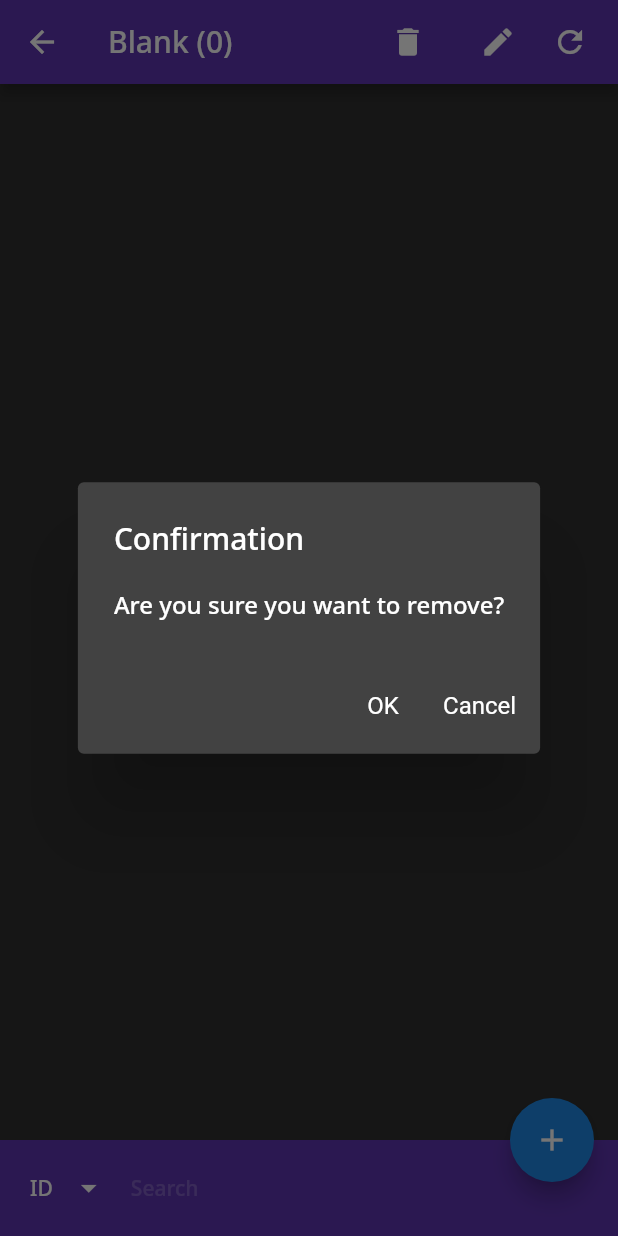
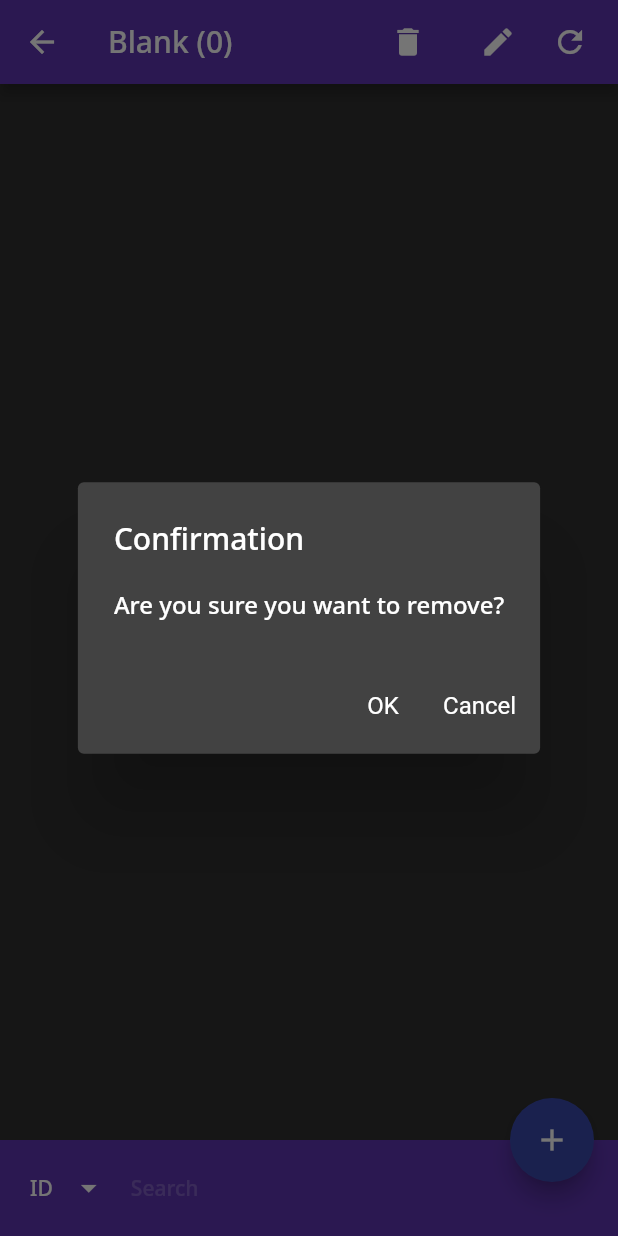
Before and after one commit to pera-urosevic/collector, a Flutter app: the Pile screen opened directly, after a tap on the "delete" icon, on a phone screen of 412 x 824 dp. Run offline on Flutter 3.47's test engine with Material 2 defaults, Android fonts, the phone set to English and light mode, and no system bars; our stand-ins replace flutter_dotenv, flutter_highlight, flutter_markdown, mustache_template, shared_preferences; missing offline and left inert: flutter_code_editor, highlight, window_manager; accounts and stored records are empty.

Commit message:
theme blue to indigo

```diff
--- a/lib/theme.dart
+++ b/lib/theme.dart
@@ -19,7 +19,7 @@ ThemeData themeData = ThemeData(
     color: Colors.grey.shade800.withOpacity(0.7),
   ),
   floatingActionButtonTheme: FloatingActionButtonThemeData(
-    backgroundColor: Colors.blue.shade600,
+    backgroundColor: Colors.indigo.shade600,
     foregroundColor: Colors.white,
   ),
   inputDecorationTheme: InputDecorationTheme(
@@ -41,7 +41,7 @@ ThemeData themeData = ThemeData(
   ),
   switchTheme: SwitchThemeData(
     thumbColor: MaterialStateProperty.resolveWith((states) {
-      if (states.contains(MaterialState.selected)) return Colors.blue.shade400;
+      if (states.contains(MaterialState.selected)) return Colors.indigo.shade400;
       return Colors.grey.shade700;
     }),
     trackColor: MaterialStateProperty.all(Colors.grey.shade800),
@@ -56,8 +56,8 @@ ThemeData themeData = ThemeData(
     ),
   ),
   textSelectionTheme: TextSelectionThemeData(
-    cursorColor: Colors.blue.shade400,
-    selectionColor: Colors.blue.shade400,
-    selectionHandleColor: Colors.blue.shade400,
+    cursorColor: Colors.indigo.shade400,
+    selectionColor: Colors.indigo.shade400,
+    selectionHandleColor: Colors.indigo.shade400,
   ),
 );
```
